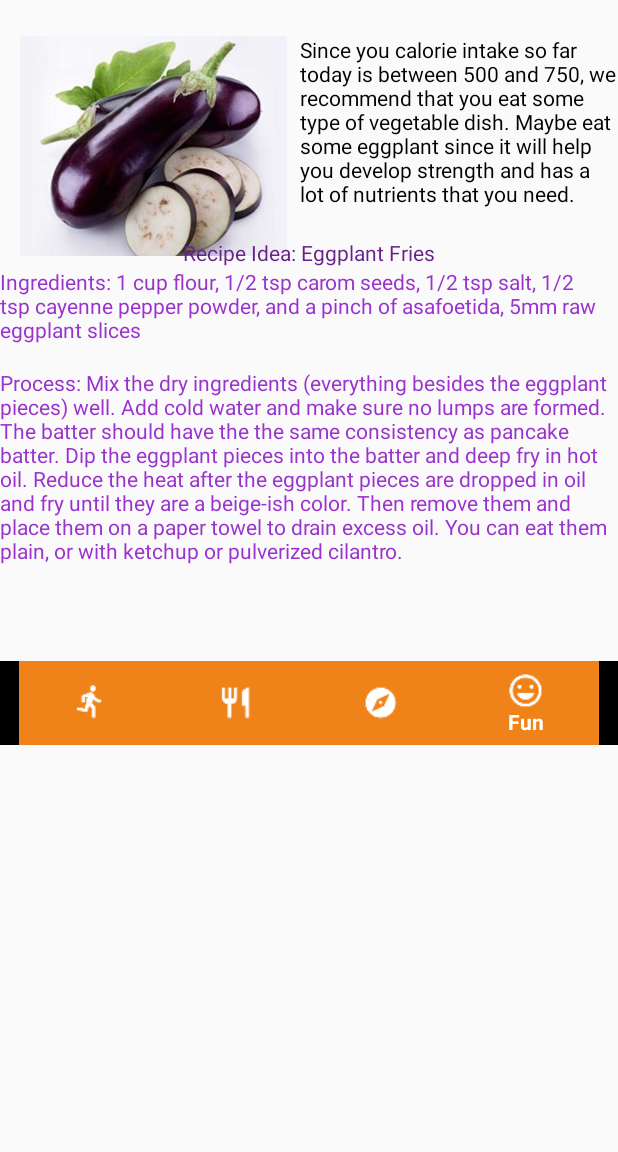
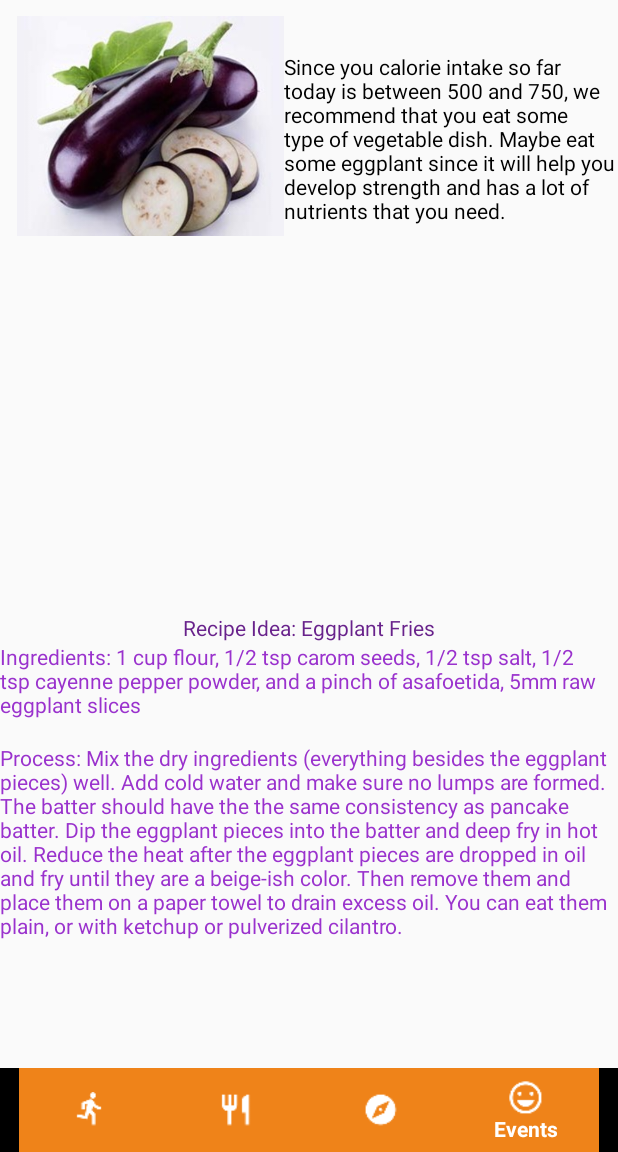
Before and after one commit to L3monz/BurnFit, an Android app: the FoodActivity screen opened directly, with no data from a screen before it, on a phone screen of 412 x 824 dp, the part 84-1236 px from its top. Run offline under Robolectric (Android 15) with nearby library versions, the phone set to English and light mode, and no system bars.

Commit message:
Fixed food activity

```diff
--- a/app/src/main/res/layout/activity_food_suggestions.xml
+++ b/app/src/main/res/layout/activity_food_suggestions.xml
@@ -1,5 +1,5 @@
 <?xml version="1.0" encoding="utf-8"?>
-<LinearLayout xmlns:android="http://schemas.android.com/apk/res/android"
+<RelativeLayout xmlns:android="http://schemas.android.com/apk/res/android"
     xmlns:app="http://schemas.android.com/apk/res-auto"
     xmlns:design="http://schemas.android.com/tools"
     android:orientation="vertical"
@@ -10,17 +10,23 @@
         android:id="@+id/foodPic"
         android:layout_width="178dp"
         android:layout_height="168dp"
-        android:layout_margin="13dp"
-        app:srcCompat="@drawable/eggplant" />
+        app:srcCompat="@drawable/eggplant"
+        android:layout_marginLeft="13dp"
+        android:layout_marginRight="13dp"
+        android:layout_marginStart="11dp"
+        android:layout_alignParentTop="true"
+        android:layout_alignParentStart="true" />
 
     <TextView
         android:id="@+id/foodSuggestion"
         android:layout_width="wrap_content"
         android:layout_height="wrap_content"
-        android:layout_marginTop="-171dp"
-        android:layout_marginLeft="200dp"
         android:text="@string/foodSuggestion"
-        android:textColor="@color/black"/>
+        android:textColor="@color/black"
+        design:ignore="RtlHardcoded"
+        android:layout_alignBottom="@+id/foodPic"
+        android:layout_marginBottom="18dp"
+        android:layout_toEndOf="@+id/foodPic" />
 
     <TextView
         android:id="@+id/recipeIdea"
@@ -28,8 +34,9 @@
         android:layout_height="wrap_content"
         android:text="@string/recipeIdea"
         android:textColor="@color/darkerOrchid"
-        android:layout_marginTop="20dp"
-        android:layout_gravity="center"/>
+        android:layout_gravity="center"
+        android:layout_above="@+id/ingredients"
+        android:layout_centerHorizontal="true" />
 
     <!--To Do-->
     <TextView
@@ -37,21 +44,20 @@
         android:layout_width="wrap_content"
         android:layout_height="wrap_content"
         android:text="@string/ingredients"
-        android:textColor="@color/darkOrchid"/>
+        android:textColor="@color/darkOrchid"
+        android:layout_above="@+id/process"
+        android:layout_alignParentStart="true" />
 
     <TextView
         android:id="@+id/process"
         android:layout_width="wrap_content"
         android:layout_height="wrap_content"
         android:text="@string/process"
-        android:textColor="@color/darkOrchid"/>
+        android:textColor="@color/darkOrchid"
+        android:layout_above="@+id/bottomNavigationView"
+        android:layout_alignParentStart="true"
+        android:layout_marginBottom="85dp" />
 
-    <LinearLayout
-        android:id="@+id/LinearLayout"
-        android:layout_width="match_parent"
-        android:layout_height="120dp"
-        android:gravity="bottom"
-        android:orientation="horizontal">
 
     <android.support.design.widget.BottomNavigationView
         android:id="@+id/bottomNavigationView"
@@ -61,7 +67,7 @@
         app:itemBackground="@color/orange"
         app:itemIconTint="@color/white"
         app:itemTextColor="@color/white"
+        android:layout_alignParentBottom="true"
         app:menu="@menu/menu_navigation" />
 
-    </LinearLayout>
-</LinearLayout>
+</RelativeLayout>
--- a/app/src/main/res/values/strings.xml
+++ b/app/src/main/res/values/strings.xml
@@ -3,7 +3,7 @@
     <string name="exercise">Exercise</string>
     <string name="food">Food</string>
     <string name="explore">Explore</string>
-    <string name="fun">Fun</string>
+    <string name="fun">Events</string>
     <string name="txt">txt</string>
     <string name="calorieCount">Calorie Count</string>
     <string name="calorieIntake">Enter your calorie intake for today</string>
```
Also changed, not shown: app/src/main/java/com/brianlemons/burnfit/ExerciseBicep.java (+56 -0 lines), app/src/main/java/com/brianlemons/burnfit/ExerciseChest.java (+56 -0 lines), app/src/main/java/com/brianlemons/burnfit/ExerciseRecommendations.java (+57 -0 lines). Lines whose indentation alone changed are shown as unchanged.
